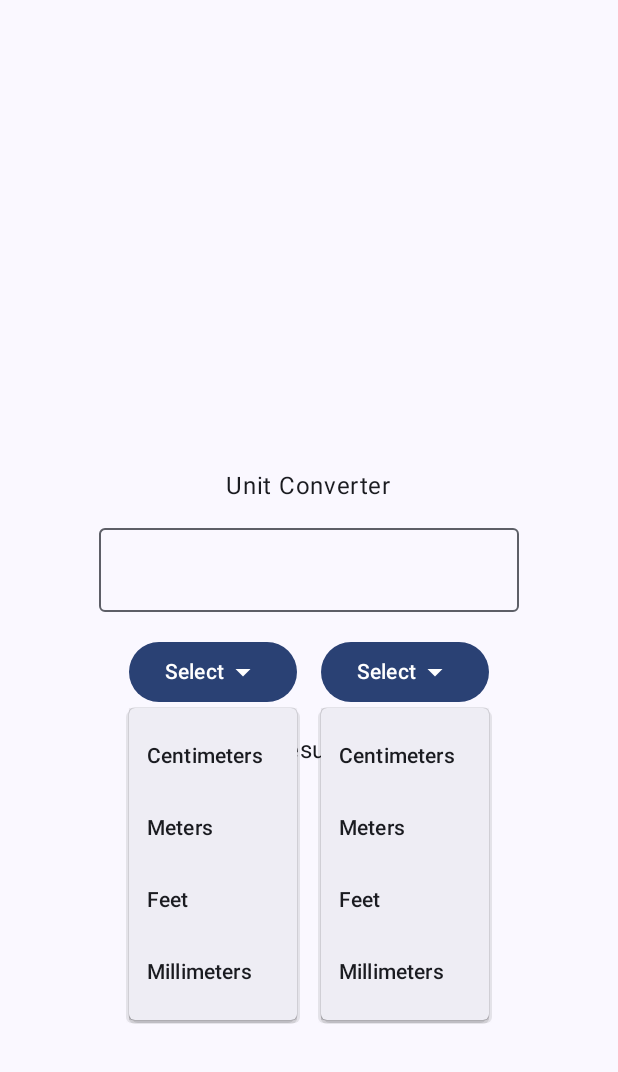
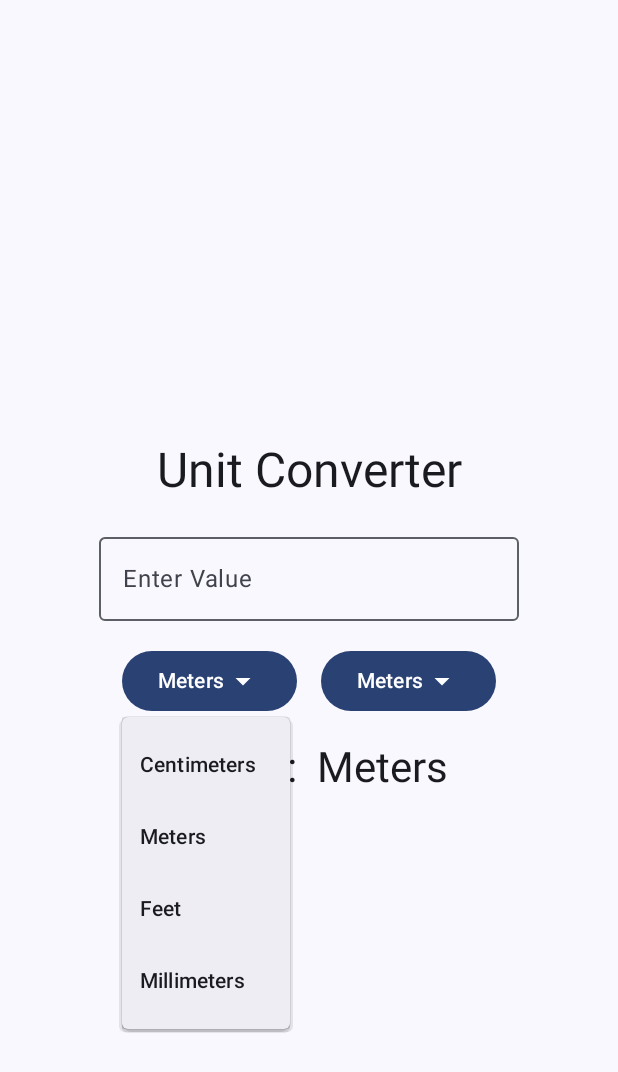
Before and after one commit to AlexMoyo98/UnitConverter, an Android app built with Jetpack Compose: the screen it shows after launch (MainActivity), after a tap on "Meters", on a phone screen of 412 x 824 dp. Shown: the top 1072 px of the screen. Run offline under Robolectric (Android 15) with nearby library versions, the phone set to English and light mode, and no system bars.

Commit message:
finishing drop down menu collapse and input

```diff
--- a/app/src/main/java/com/example/unitconverter/MainActivity.kt
+++ b/app/src/main/java/com/example/unitconverter/MainActivity.kt
@@ -20,15 +20,21 @@ import androidx.compose.material3.Button
 import androidx.compose.material3.DropdownMenu
 import androidx.compose.material3.DropdownMenuItem
 import androidx.compose.material3.Icon
+import androidx.compose.material3.MaterialTheme
 import androidx.compose.material3.OutlinedTextField
 import androidx.compose.material3.Scaffold
 import androidx.compose.material3.Text
 import androidx.compose.runtime.Composable
+import androidx.compose.runtime.getValue
+import androidx.compose.runtime.mutableStateOf
+import androidx.compose.runtime.remember
+import androidx.compose.runtime.setValue
 import androidx.compose.ui.Alignment
 import androidx.compose.ui.Modifier
 import androidx.compose.ui.tooling.preview.Preview
 import androidx.compose.ui.unit.dp
 import com.example.unitconverter.ui.theme.UnitConverterTheme
+import kotlin.math.roundToInt
 
 class MainActivity : ComponentActivity() {
     override fun onCreate(savedInstanceState: Bundle?) {
@@ -49,6 +55,23 @@ class MainActivity : ComponentActivity() {
 
 @Composable
 fun UnitConverter(innerPadding: PaddingValues = PaddingValues()) {
+
+    var inputValue by remember { mutableStateOf("") }
+    var outputValue by remember { mutableStateOf("") }
+    var inputUnit by remember { mutableStateOf("Meters") }
+    var outputUnity by remember { mutableStateOf("Meters") }
+    var iExpanded by remember { mutableStateOf(false) }
+    var oExpanded by remember { mutableStateOf(false) }
+    val conversionFactor = remember { mutableStateOf(0.01) }
+    val oConversionFactor = remember { mutableStateOf(0.01) }
+
+    fun convertUnits() {
+        val inputValueDouble = inputValue.toDoubleOrNull() ?: 0.0
+        val result =
+            (inputValueDouble * conversionFactor.value * 100.0 / oConversionFactor.value).roundToInt() / 100.0
+        outputValue = result.toString()
+    }
+
     Column(
         modifier = Modifier
             .fillMaxSize()
@@ -56,71 +79,121 @@ fun UnitConverter(innerPadding: PaddingValues = PaddingValues()) {
         verticalArrangement = Arrangement.Center,
         horizontalAlignment = Alignment.CenterHorizontally
     ) {
-        Text("Unit Converter")
+        Text("Unit Converter",  style = MaterialTheme.typography.headlineLarge)
         Spacer(modifier = Modifier.height(16.dp))
-        OutlinedTextField(value = "", onValueChange = {
-            // here goes what should happen, when the value of our OutlinedTextField changes
-        })
+        OutlinedTextField(
+            value = inputValue,
+            onValueChange = {
+                inputValue = it
+                convertUnits()
+                // here goes what should happen, when the value of our OutlinedTextField changes
+            },
+            label = { Text("Enter Value") })
         Spacer(modifier = Modifier.height(16.dp))
         Row {
             Box {
-                Button(onClick = {/*TODO*/ }) {
-                    Text("Select")
+                //input button
+                Button(onClick = { iExpanded = true }) {
+                    Text(text = inputUnit)
                     Icon(
                         Icons.Default.ArrowDropDown,
                         contentDescription = "Arrow Down"
                     )
                 }
-                DropdownMenu(expanded = true, onDismissRequest = {/*TODO*/}) {
+                DropdownMenu(expanded = iExpanded, onDismissRequest = { iExpanded = false }) {
                     DropdownMenuItem(
-                        text = { Text("Centimeters")}
-                        , onClick = {/*TODO*/}
+                        text = { Text("Centimeters") },
+                        onClick = {
+                            iExpanded = false
+                            inputUnit = "Centimeters"
+                            conversionFactor.value = 0.01
+                            convertUnits()
+                        }
                     )
                     DropdownMenuItem(
-                        text = { Text("Meters")},
-                        onClick = {/*TODO*/}
+                        text = { Text("Meters") },
+                        onClick = {
+                            iExpanded = false
+                            inputUnit = "Meters"
+                            conversionFactor.value = 1.0
+                            convertUnits()
+                        }
                     )
                     DropdownMenuItem(
-                        text = { Text("Feet")},
-                        onClick = {/*TODO*/}
+                        text = { Text("Feet") },
+                        onClick = {
+                            iExpanded = false
+                            inputUnit = "Feet"
+                            conversionFactor.value = 0.3048
+                            convertUnits()
+                        }
                     )
                     DropdownMenuItem(
-                        text = { Text("Millimeters")},
-                        onClick = {/*TODO*/}
+                        text = { Text("Millimeters") },
+                        onClick = {
+                            iExpanded = false
+                            inputUnit = "Millimeters"
+                            conversionFactor.value = 0.001
+                            convertUnits()
+                        }
                     )
                 }
             }
             Spacer(modifier = Modifier.width(16.dp))
             Box {
-                Button(onClick = {/*TODO*/ }) {
-                    Text("Select")
+                Button(onClick = { oExpanded = true }) {
+                    Text(text = outputUnity)
                     Icon(
                         Icons.Default.ArrowDropDown,
                         contentDescription = "Arrow Down"
                     )
                 }
-                DropdownMenu(expanded = true, onDismissRequest = {/*TODO*/}) {
+                DropdownMenu(expanded = oExpanded, onDismissRequest = { oExpanded = false }) {
                     DropdownMenuItem(
-                        text = { Text("Centimeters")}
-                        , onClick = {/*TODO*/}
+                        text = { Text("Centimeters") },
+                        onClick = {
+                            oExpanded = false
+                            outputUnity = "Centimeters"
+                            oConversionFactor.value = 0.01
+                            convertUnits()
+                        }
                     )
                     DropdownMenuItem(
-                        text = { Text("Meters")},
-                        onClick = {/*TODO*/}
+                        text = { Text("Meters") },
+                        onClick = {
+                            oExpanded = false
+                            outputUnity = "Meters"
+                            oConversionFactor.value = 1.0
+                            convertUnits()
+                        }
                     )
                     DropdownMenuItem(
-                        text = { Text("Feet")},
-                        onClick = {/*TODO*/}
+                        text = { Text("Feet") },
+                        onClick = {
+                            oExpanded = false
+                            outputUnity = "Feet"
+                            oConversionFactor.value = 0.3048
+                            convertUnits()
+                        }
                     )
                     DropdownMenuItem(
-                        text = { Text("Millimeters")},
-                        onClick = {/*TODO*/}
+                        text = { Text("Millimeters") },
+                        onClick = {
+                            oExpanded = false
+                            outputUnity = "Millimeters"
+                            oConversionFactor.value = 0.001
+                            convertUnits()
+                        }
                     )
                 }
             }
         }
         Spacer(modifier = Modifier.height(16.dp))
-        Text("Result:")
+        //Result Text
+        Text(
+            "Result: $outputValue $outputUnity",
+            style = MaterialTheme.typography.headlineMedium
+        )
     }
 }
 
```
